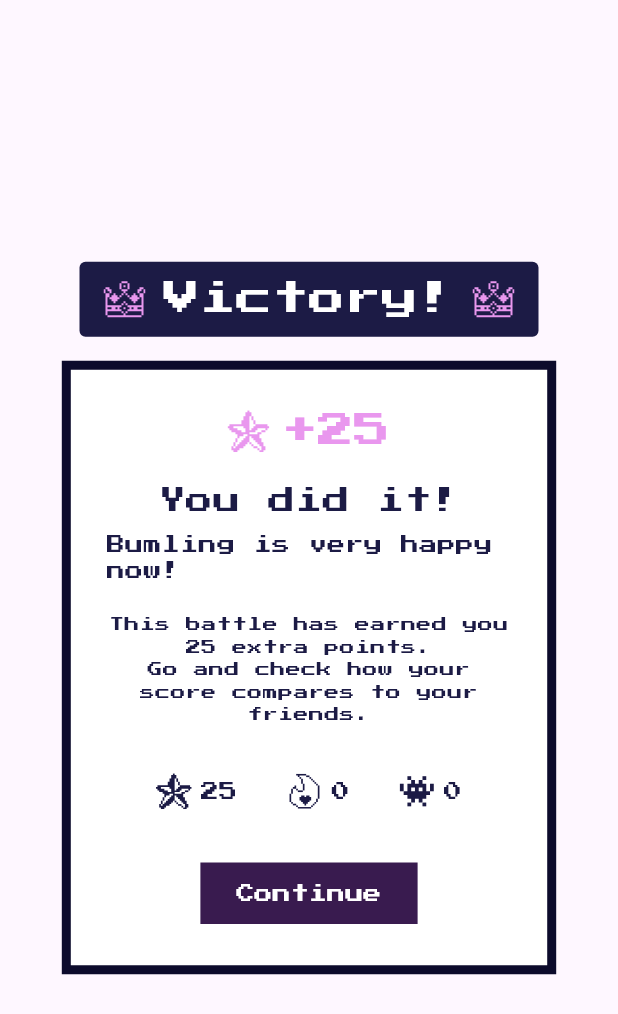
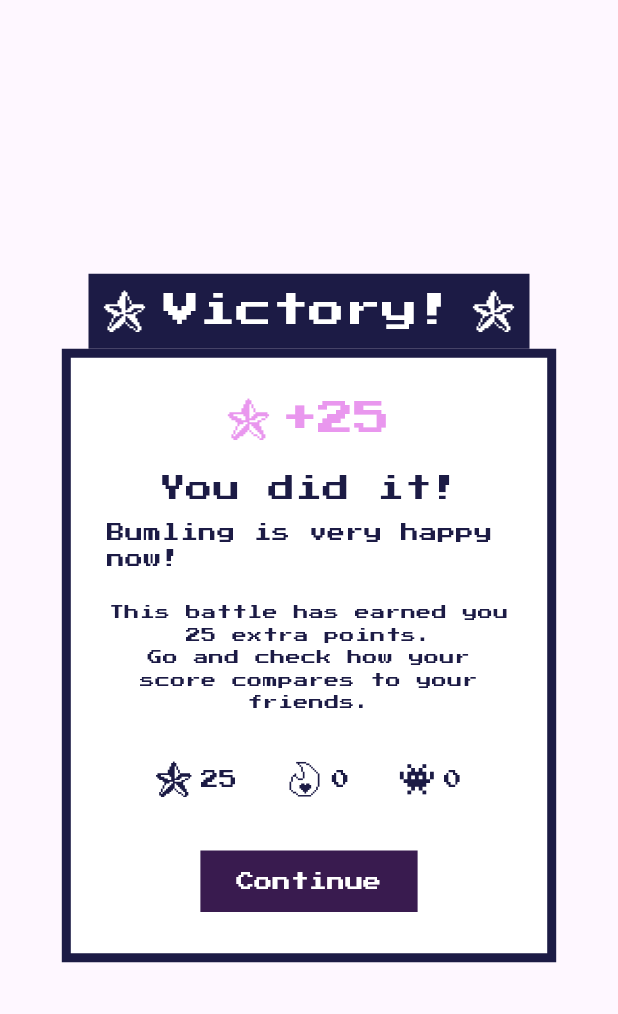
Before and after one commit to Albin2101/CLS055-Project, a Flutter app: the SuccessCard widget shown alone on an empty page, opened directly, on a phone screen of 412 x 824 dp. Shown: the top 1014 px of the screen. Run offline on Flutter 3.47's test engine with Material 3 defaults, Android fonts, the phone set to English and light mode, and no system bars; our stand-ins replace audioplayers, cloud_firestore, firebase_auth, firebase_core, flutter_local_notifications, flutter_svg and 2 more; missing offline and left inert: android_intent_plus, ar_flutter_plugin_updated, light, pixelarticons; accounts and stored records are empty; generated files the repository leaves out were written again; statements that could not run were skipped.

Commit message:
victorycard done

```diff
--- a/dawnfighter/lib/widgets/successCard.dart
+++ b/dawnfighter/lib/widgets/successCard.dart
@@ -44,19 +44,16 @@ class SuccessCard extends StatelessWidget {
               // Victory row at the top
               Container(
                 padding: const EdgeInsets.symmetric(
-                  horizontal: 16,
+                  horizontal: 10,
                   vertical: 8,
                 ),
-                decoration: BoxDecoration(
-                  color: const Color(0xFF1C1B45),
-                  borderRadius: BorderRadius.circular(4),
-                ),
+                decoration: BoxDecoration(color: const Color(0xFF1C1B45)),
                 child: Row(
                   mainAxisSize: MainAxisSize.min,
                   mainAxisAlignment: MainAxisAlignment.center,
                   children: [
                     SvgPicture.asset(
-                      'assets/icons/Crown.svg',
+                      'assets/icons/Star.svg',
                       width: 28,
                       height: 28,
                     ),
@@ -71,21 +68,20 @@ class SuccessCard extends StatelessWidget {
                     ),
                     const SizedBox(width: 12),
                     SvgPicture.asset(
-                      'assets/icons/Crown.svg',
+                      'assets/icons/Star.svg',
                       width: 28,
                       height: 28,
                     ),
                   ],
                 ),
               ),
-              const SizedBox(height: 16),
               // White card container
               Container(
                 width: MediaQuery.of(context).size.width * 0.8,
                 padding: const EdgeInsets.all(24),
                 decoration: BoxDecoration(
                   color: const Color(0xFFFFFFFF),
-                  border: Border.all(color: const Color(0xFF0C0B2C), width: 6),
+                  border: Border.all(color: const Color(0xFF1C1B45), width: 6),
                 ),
                 child: Column(
                   mainAxisSize: MainAxisSize.min,
```
